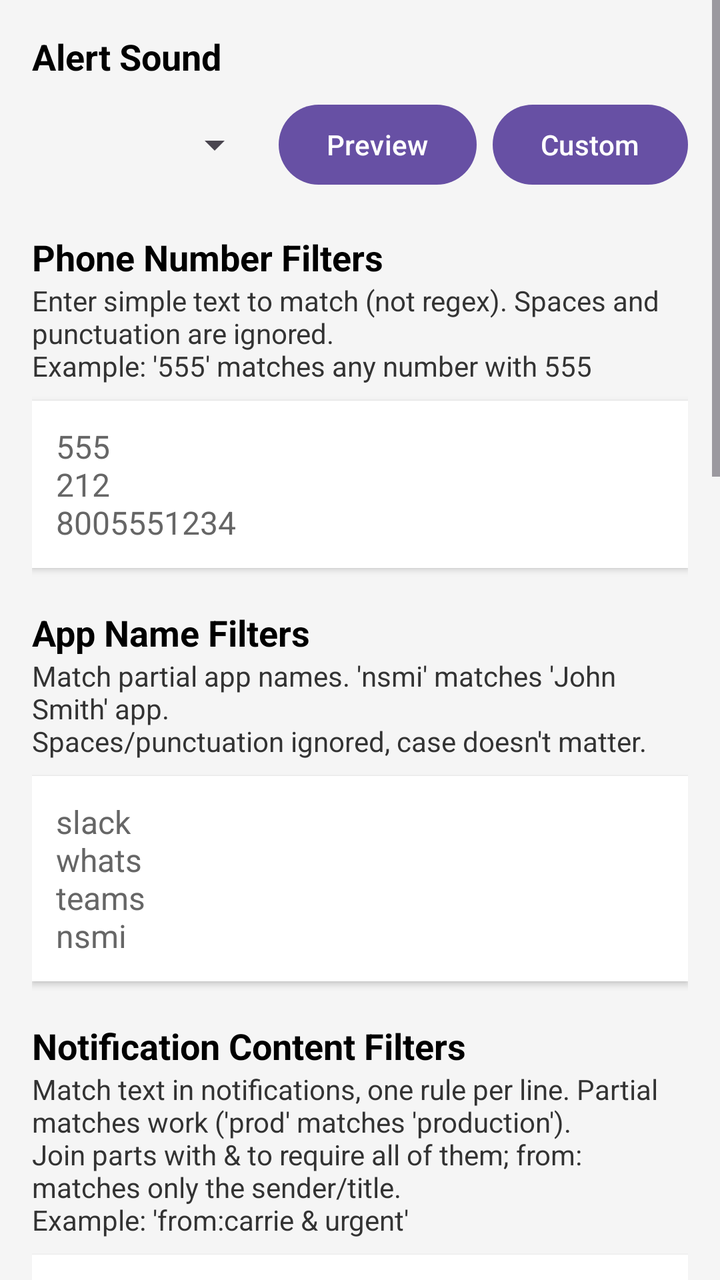
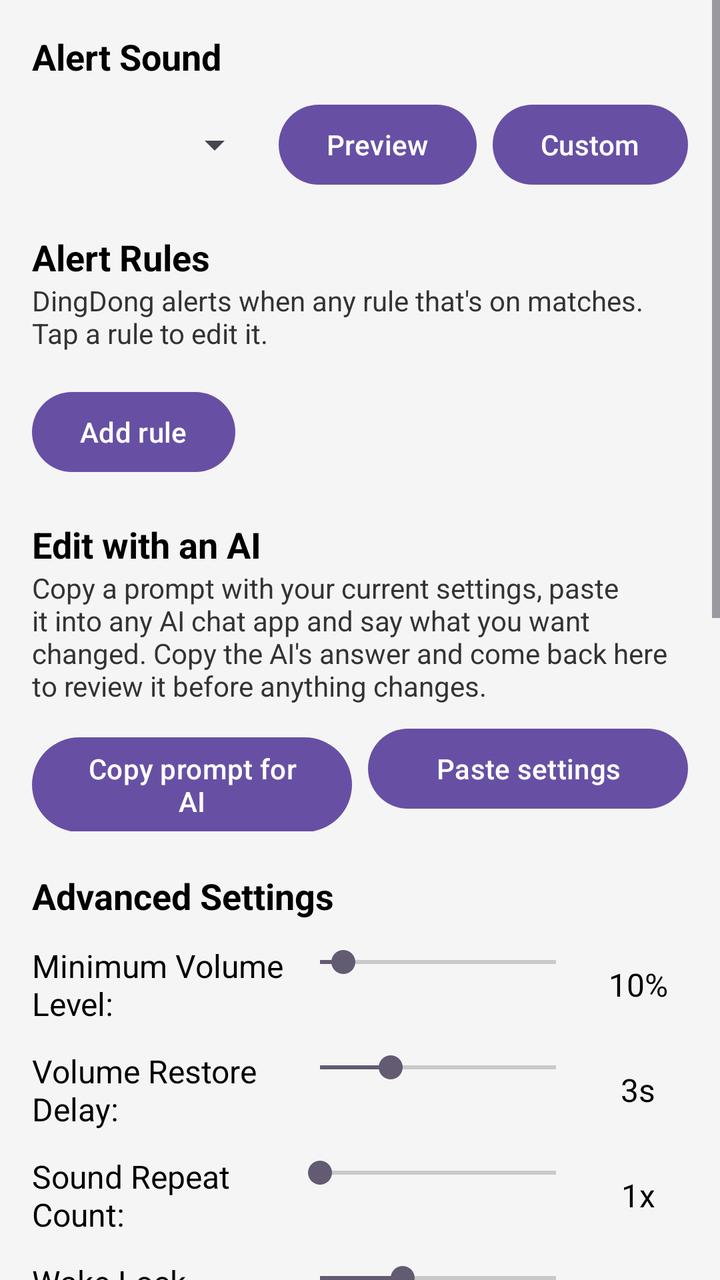

An Android layout rendered at two revisions. The XML below is the earlier revision; the diff shows what the commit changed to produce the second picture.
<!-- AndroidManifest.xml: application theme Theme.DingDong -->
<!-- res/layout/activity_main.xml -->
<?xml version="1.0" encoding="utf-8"?>
<ScrollView xmlns:android="http://schemas.android.com/apk/res/android"
  android:layout_width="match_parent"
  android:layout_height="match_parent"
  android:background="#F5F5F5">

  <LinearLayout
      android:orientation="vertical"
      android:padding="16dp"
      android:layout_width="match_parent"
      android:layout_height="wrap_content">

    <TextView
        android:text="Alert Sound"
        android:layout_width="match_parent"
        android:layout_height="wrap_content"
        android:textStyle="bold"
        android:textSize="18sp"
        android:textColor="#000000" />

    <LinearLayout
        android:orientation="horizontal"
        android:layout_width="match_parent"
        android:layout_height="wrap_content"
        android:layout_marginTop="8dp">

      <Spinner
          android:id="@+id/spinnerSound"
          android:layout_width="0dp"
          android:layout_weight="1"
          android:layout_height="48dp"
          android:textSize="16sp" />

      <Button
          android:id="@+id/btnPreview"
          android:text="Preview"
          android:layout_width="wrap_content"
          android:layout_height="wrap_content"
          android:layout_marginStart="8dp"
          android:textAllCaps="false"
          android:textSize="14sp" />

      <Button
          android:id="@+id/btnCustomSound"
          android:text="Custom"
          android:layout_width="wrap_content"
          android:layout_height="wrap_content"
          android:layout_marginStart="8dp"
          android:textAllCaps="false"
          android:textSize="14sp" />

    </LinearLayout>

    <TextView
        android:text="Phone Number Filters"
        android:layout_width="match_parent"
        android:layout_height="wrap_content"
        android:layout_marginTop="20dp"
        android:textStyle="bold"
        android:textSize="18sp"
        android:textColor="#000000" />

    <TextView
        android:text="Enter simple text to match (not regex). Spaces and punctuation are ignored.\nExample: '555' matches any number with 555"
        android:layout_width="match_parent"
        android:layout_height="wrap_content"
        android:textSize="14sp"
        android:textColor="#333333"
        android:layout_marginBottom="8dp"/>

    <EditText
        android:id="@+id/editPhone"
        android:inputType="textMultiLine"
        android:minLines="3"
        android:layout_width="match_parent"
        android:layout_height="wrap_content"
        android:hint="555\n212\n8005551234"
        android:textColorHint="#666666"
        android:textColor="#000000"
        android:textSize="16sp"
        android:background="#FFFFFF"
        android:padding="12dp"
        android:elevation="2dp" />

    <TextView
        android:text="App Name Filters"
        android:layout_width="match_parent"
        android:layout_height="wrap_content"
        android:layout_marginTop="20dp"
        android:textStyle="bold"
        android:textSize="18sp"
        android:textColor="#000000"/>

    <TextView
        android:text="Match partial app names. 'nsmi' matches 'John Smith' app.\nSpaces/punctuation ignored, case doesn't matter."
        android:layout_width="match_parent"
        android:layout_height="wrap_content"
        android:textSize="14sp"
        android:textColor="#333333"
        android:layout_marginBottom="8dp"/>

    <EditText
        android:id="@+id/editAppNames"
        android:inputType="textMultiLine"
        android:minLines="3"
        android:layout_width="match_parent"
        android:layout_height="wrap_content"
        android:hint="slack\nwhats\nteams\nnsmi"
        android:textColorHint="#666666"
        android:textColor="#000000"
        android:textSize="16sp"
        android:background="#FFFFFF"
        android:padding="12dp"
        android:elevation="2dp" />

    <TextView
        android:text="Notification Content Filters"
        android:layout_width="match_parent"
        android:layout_height="wrap_content"
        android:layout_marginTop="20dp"
        android:textStyle="bold"
        android:textSize="18sp"
        android:textColor="#000000"/>

    <TextView
        android:text="Match text in notifications, one rule per line. Partial matches work ('prod' matches 'production').\nJoin parts with &amp; to require all of them; from: matches only the sender/title.\nExample: 'from:carrie &amp; urgent'"
        android:layout_width="match_parent"
        android:layout_height="wrap_content"
        android:textSize="14sp"
        android:textColor="#333333"
        android:layout_marginBottom="8dp"/>

    <EditText
        android:id="@+id/editNotificationContent"
        android:inputType="textMultiLine"
        android:minLines="3"
        android:layout_width="match_parent"
        android:layout_height="wrap_content"
        android:hint="urgent\nprod\ndown\nemergency\ncritical"
        android:textColorHint="#666666"
        android:textColor="#000000"
        android:textSize="16sp"
        android:background="#FFFFFF"
        android:padding="12dp"
        android:elevation="2dp" />

    <CheckBox
        android:id="@+id/checkRequireBoth"
        android:layout_width="match_parent"
        android:layout_height="wrap_content"
        android:layout_marginTop="12dp"
        android:text="Require BOTH app and content match"
        android:textSize="16sp"
        android:textColor="#000000"
        android:checked="false" />

    <TextView
        android:text="Advanced Settings"
        android:layout_width="match_parent"
        android:layout_height="wrap_content"
        android:layout_marginTop="20dp"
        android:textStyle="bold"
        android:textSize="18sp"
        android:textColor="#000000"/>

    <LinearLayout
        android:orientation="horizontal"
        android:layout_width="match_parent"
        android:layout_height="wrap_content"
        android:layout_marginTop="12dp">

        <TextView
            android:text="Minimum Volume Level:"
            android:layout_width="0dp"
            android:layout_weight="1"
            android:layout_height="wrap_content"
            android:textSize="16sp"
            android:textColor="#000000"
            android:layout_gravity="center_vertical"/>

        <SeekBar
            android:id="@+id/seekMinVolume"
            android:layout_width="150dp"
            android:layout_height="wrap_content"
            android:max="100"
            android:progress="10"/>

        <TextView
            android:id="@+id/textMinVolume"
            android:text="10%"
            android:layout_width="50dp"
            android:layout_height="wrap_content"
            android:textSize="16sp"
            android:textColor="#000000"
            android:gravity="center"
            android:layout_gravity="center_vertical"/>
    </LinearLayout>

    <LinearLayout
        android:orientation="horizontal"
        android:layout_width="match_parent"
        android:layout_height="wrap_content"
        android:layout_marginTop="12dp">

        <TextView
            android:text="Volume Restore Delay:"
            android:layout_width="0dp"
            android:layout_weight="1"
            android:layout_height="wrap_content"
            android:textSize="16sp"
            android:textColor="#000000"
            android:layout_gravity="center_vertical"/>

        <SeekBar
            android:id="@+id/seekVolumeDelay"
            android:layout_width="150dp"
            android:layout_height="wrap_content"
            android:max="10"
            android:progress="3"/>

        <TextView
            android:id="@+id/textVolumeDelay"
            android:text="3s"
            android:layout_width="50dp"
            android:layout_height="wrap_content"
            android:textSize="16sp"
            android:textColor="#000000"
            android:gravity="center"
            android:layout_gravity="center_vertical"/>
    </LinearLayout>

    <LinearLayout
        android:orientation="horizontal"
        android:layout_width="match_parent"
        android:layout_height="wrap_content"
        android:layout_marginTop="12dp">

        <TextView
            android:text="Sound Repeat Count:"
            android:layout_width="0dp"
            android:layout_weight="1"
            android:layout_height="wrap_content"
            android:textSize="16sp"
            android:textColor="#000000"
            android:layout_gravity="center_vertical"/>

        <SeekBar
            android:id="@+id/seekRepeatCount"
            android:layout_width="150dp"
            android:layout_height="wrap_content"
            android:max="5"
            android:progress="1"/>

        <TextView
            android:id="@+id/textRepeatCount"
            android:text="1x"
            android:layout_width="50dp"
            android:layout_height="wrap_content"
            android:textSize="16sp"
            android:textColor="#000000"
            android:gravity="center"
            android:layout_gravity="center_vertical"/>
    </LinearLayout>

    <LinearLayout
        android:orientation="horizontal"
        android:layout_width="match_parent"
        android:layout_height="wrap_content"
        android:layout_marginTop="12dp">

        <TextView
            android:text="Wake Lock Duration:"
            android:layout_width="0dp"
            android:layout_weight="1"
            android:layout_height="wrap_content"
            android:textSize="16sp"
            android:textColor="#000000"
            android:layout_gravity="center_vertical"/>

        <SeekBar
            android:id="@+id/seekWakeDuration"
            android:layout_width="150dp"
            android:layout_height="wrap_content"
            android:max="20"
            android:progress="7"/>

        <TextView
            android:id="@+id/textWakeDuration"
            android:text="7s"
            android:layout_width="50dp"
            android:layout_height="wrap_content"
            android:textSize="16sp"
            android:textColor="#000000"
            android:gravity="center"
            android:layout_gravity="center_vertical"/>
    </LinearLayout>

    <CheckBox
        android:id="@+id/checkVibrate"
        android:layout_width="match_parent"
        android:layout_height="wrap_content"
        android:layout_marginTop="12dp"
        android:text="Vibrate with alert"
        android:textSize="16sp"
        android:textColor="#000000"
        android:checked="true" />

    <CheckBox
        android:id="@+id/checkRestoreVolume"
        android:layout_width="match_parent"
        android:layout_height="wrap_content"
        android:layout_marginTop="8dp"
        android:text="Restore original volume after alert"
        android:textSize="16sp"
        android:textColor="#000000"
        android:checked="true" />

    <TextView
        android:text="Event Logging"
        android:layout_width="match_parent"
        android:layout_height="wrap_content"
        android:layout_marginTop="20dp"
        android:textStyle="bold"
        android:textSize="18sp"
        android:textColor="#000000"/>

    <CheckBox
        android:id="@+id/checkEnableLogging"
        android:layout_width="match_parent"
        android:layout_height="wrap_content"
        android:layout_marginTop="12dp"
        android:text="Enable event logging"
        android:textSize="16sp"
        android:textColor="#000000"
        android:checked="true" />

    <LinearLayout
        android:orientation="horizontal"
        android:layout_width="match_parent"
        android:layout_height="wrap_content"
        android:layout_marginTop="12dp">

        <TextView
            android:text="Log Retention:"
            android:layout_width="0dp"
            android:layout_weight="1"
            android:layout_height="wrap_content"
            android:textSize="16sp"
            android:textColor="#000000"
            android:layout_gravity="center_vertical"/>

        <SeekBar
            android:id="@+id/seekLogRetention"
            android:layout_width="150dp"
            android:layout_height="wrap_content"
            android:max="168"
            android:progress="24"/>

        <TextView
            android:id="@+id/textLogRetention"
            android:text="24h"
            android:layout_width="50dp"
            android:layout_height="wrap_content"
            android:textSize="16sp"
            android:textColor="#000000"
            android:gravity="center"
            android:layout_gravity="center_vertical"/>
    </LinearLayout>

    <Button
        android:id="@+id/btnClearLogs"
        android:text="Clear All Logs Now"
        android:layout_width="match_parent"
        android:layout_height="48dp"
        android:layout_marginTop="12dp"
        android:textAllCaps="false"
        android:textSize="14sp"
        android:backgroundTint="#FF5252"
        android:textColor="#FFFFFF"/>

    <LinearLayout
        android:orientation="horizontal"
        android:layout_width="match_parent"
        android:layout_height="wrap_content"
        android:layout_marginTop="16dp">

        <Button
            android:id="@+id/btnSave"
            android:text="Save All Settings"
            android:layout_width="0dp"
            android:layout_weight="1"
            android:layout_height="56dp"
            android:textAllCaps="false"
            android:textSize="16sp"
            android:backgroundTint="#2196F3"
            android:textColor="#FFFFFF"/>

        <Button
            android:id="@+id/btnViewLog"
            android:text="View Log"
            android:layout_width="wrap_content"
            android:layout_height="56dp"
            android:layout_marginStart="8dp"
            android:textAllCaps="false"
            android:textSize="16sp"
            android:backgroundTint="#757575"
            android:textColor="#FFFFFF"/>

    </LinearLayout>

    <TextView
        android:text="Required Permissions"
        android:layout_width="match_parent"
        android:layout_height="wrap_content"
        android:layout_marginTop="32dp"
        android:textStyle="bold"
        android:textSize="18sp"
        android:textColor="#000000"/>

    <Button
        android:id="@+id/btnNotificationAccess"
        android:text="Grant Notification Access"
        android:layout_width="match_parent"
        android:layout_height="56dp"
        android:layout_marginTop="12dp"
        android:textAllCaps="false"
        android:textSize="16sp"/>

    <Button
        android:id="@+id/btnCallScreeningRole"
        android:text="Grant Phone &amp; Call Log Permissions"
        android:layout_width="match_parent"
        android:layout_height="56dp"
        android:layout_marginTop="8dp"
        android:textAllCaps="false"
        android:textSize="16sp"/>

    <Button
        android:id="@+id/btnPostNotifications"
        android:text="Allow Notifications (Android 13+)"
        android:layout_width="match_parent"
        android:layout_height="56dp"
        android:layout_marginTop="8dp"
        android:textAllCaps="false"
        android:textSize="16sp"/>

  </LinearLayout>
</ScrollView>
<!-- resources referenced by this layout -->
<resources>
  <style name="Theme.DingDong" parent="Theme.Material3.DayNight.NoActionBar">
          <item name="android:spinnerDropDownItemStyle">@style/SpinnerDropDownItem</item>
          <item name="android:spinnerItemStyle">@style/SpinnerItem</item>
      </style>
  <style name="SpinnerDropDownItem" parent="Widget.AppCompat.TextView.SpinnerItem">
          <item name="android:textColor">#000000</item>
          <item name="android:background">#FFFFFF</item>
          <item name="android:padding">16dp</item>
      </style>
  <style name="SpinnerItem" parent="Widget.AppCompat.TextView.SpinnerItem">
          <item name="android:textColor">#000000</item>
          <item name="android:background">#FFFFFF</item>
          <item name="android:padding">12dp</item>
      </style>
</resources>

<!-- the commit's change to res/layout/activity_main.xml (unified diff, before → after) -->
@@ -2,6 +2,7 @@
 <ScrollView xmlns:android="http://schemas.android.com/apk/res/android"
   android:layout_width="match_parent"
   android:layout_height="match_parent"
+  android:fitsSystemWindows="true"
   android:background="#F5F5F5">
 
   <LinearLayout
@@ -52,7 +53,7 @@
     </LinearLayout>
 
     <TextView
-        android:text="Phone Number Filters"
+        android:text="Alert Rules"
         android:layout_width="match_parent"
         android:layout_height="wrap_content"
         android:layout_marginTop="20dp"
@@ -61,98 +62,80 @@
         android:textColor="#000000" />
 
     <TextView
-        android:text="Enter simple text to match (not regex). Spaces and punctuation are ignored.\nExample: '555' matches any number with 555"
+        android:text="DingDong alerts when any rule that's on matches. Tap a rule to edit it."
         android:layout_width="match_parent"
         android:layout_height="wrap_content"
         android:textSize="14sp"
         android:textColor="#333333"
         android:layout_marginBottom="8dp"/>
 
-    <EditText
-        android:id="@+id/editPhone"
-        android:inputType="textMultiLine"
-        android:minLines="3"
-        android:layout_width="match_parent"
-        android:layout_height="wrap_content"
-        android:hint="555\n212\n8005551234"
-        android:textColorHint="#666666"
-        android:textColor="#000000"
-        android:textSize="16sp"
-        android:background="#FFFFFF"
-        android:padding="12dp"
-        android:elevation="2dp" />
-
-    <TextView
-        android:text="App Name Filters"
+    <LinearLayout
+        android:id="@+id/rulesContainer"
+        android:orientation="vertical"
+        android:layout_width="match_parent"
+        android:layout_height="wrap_content" />
+
+    <Button
+        android:id="@+id/btnAddRule"
+        android:text="Add rule"
+        android:layout_width="wrap_content"
+        android:layout_height="wrap_content"
+        android:layout_marginTop="8dp"
+        android:textAllCaps="false"
+        android:textSize="14sp" />
+
+    <TextView
+        android:text="Edit with an AI"
         android:layout_width="match_parent"
         android:layout_height="wrap_content"
         android:layout_marginTop="20dp"
         android:textStyle="bold"
         android:textSize="18sp"
-        android:textColor="#000000"/>
-
-    <TextView
-        android:text="Match partial app names. 'nsmi' matches 'John Smith' app.\nSpaces/punctuation ignored, case doesn't matter."
+        android:textColor="#000000" />
+
+    <TextView
+        android:text="Copy a prompt with your current settings, paste it into any AI chat app and say what you want changed. Copy the AI's answer and come back here to review it before anything changes."
         android:layout_width="match_parent"
         android:layout_height="wrap_content"
         android:textSize="14sp"
         android:textColor="#333333"
         android:layout_marginBottom="8dp"/>
 
-    <EditText
-        android:id="@+id/editAppNames"
-        android:inputType="textMultiLine"
-        android:minLines="3"
-        android:layout_width="match_parent"
-        android:layout_height="wrap_content"
-        android:hint="slack\nwhats\nteams\nnsmi"
-        android:textColorHint="#666666"
-        android:textColor="#000000"
+    <Button
+        android:id="@+id/btnReviewClipboard"
+        android:text="Review proposed settings from clipboard"
+        android:visibility="gone"
+        android:layout_width="match_parent"
+        android:layout_height="wrap_content"
+        android:textAllCaps="false"
         android:textSize="16sp"
-        android:background="#FFFFFF"
-        android:padding="12dp"
-        android:elevation="2dp" />
-
-    <TextView
-        android:text="Notification Content Filters"
-        android:layout_width="match_parent"
-        android:layout_height="wrap_content"
-        android:layout_marginTop="20dp"
-        android:textStyle="bold"
-        android:textSize="18sp"
-        android:textColor="#000000"/>
-
-    <TextView
-        android:text="Match text in notifications, one rule per line. Partial matches work ('prod' matches 'production').\nJoin parts with &amp; to require all of them; from: matches only the sender/title.\nExample: 'from:carrie &amp; urgent'"
-        android:layout_width="match_parent"
-        android:layout_height="wrap_content"
-        android:textSize="14sp"
-        android:textColor="#333333"
-        android:layout_marginBottom="8dp"/>
-
-    <EditText
-        android:id="@+id/editNotificationContent"
-        android:inputType="textMultiLine"
-        android:minLines="3"
-        android:layout_width="match_parent"
-        android:layout_height="wrap_content"
-        android:hint="urgent\nprod\ndown\nemergency\ncritical"
-        android:textColorHint="#666666"
-        android:textColor="#000000"
-        android:textSize="16sp"
-        android:background="#FFFFFF"
-        android:padding="12dp"
-        android:elevation="2dp" />
-
-    <CheckBox
-        android:id="@+id/checkRequireBoth"
-        android:layout_width="match_parent"
-        android:layout_height="wrap_content"
-        android:layout_marginTop="12dp"
-        android:text="Require BOTH app and content match"
-        android:textSize="16sp"
-        android:textColor="#000000"
-        android:checked="false" />
+        android:backgroundTint="#2196F3"
+        android:textColor="#FFFFFF" />
+
+    <LinearLayout
+        android:orientation="horizontal"
+        android:layout_width="match_parent"
+        android:layout_height="wrap_content">
+
+      <Button
+          android:id="@+id/btnCopyPrompt"
+          android:text="Copy prompt for AI"
+          android:layout_width="0dp"
+          android:layout_weight="1"
+          android:layout_height="wrap_content"
+          android:textAllCaps="false"
+          android:textSize="14sp" />
+
+      <Button
+          android:id="@+id/btnPastePolicy"
+          android:text="Paste settings"
+          android:layout_width="0dp"
+          android:layout_weight="1"
+          android:layout_height="wrap_content"
+          android:layout_marginStart="8dp"
+          android:textAllCaps="false"
+          android:textSize="14sp" />
+    </LinearLayout>
 
     <TextView
         android:text="Advanced Settings"
@@ -248,6 +231,7 @@
             android:id="@+id/seekRepeatCount"
             android:layout_width="150dp"
             android:layout_height="wrap_content"
+            android:min="1"
             android:max="5"
             android:progress="1"/>
 
@@ -385,24 +369,13 @@
         android:layout_marginTop="16dp">
 
         <Button
-            android:id="@+id/btnSave"
-            android:text="Save All Settings"
+            android:id="@+id/btnViewLog"
+            android:text="View Log"
             android:layout_width="0dp"
             android:layout_weight="1"
             android:layout_height="56dp"
             android:textAllCaps="false"
             android:textSize="16sp"
-            android:backgroundTint="#2196F3"
-            android:textColor="#FFFFFF"/>
-
-        <Button
-            android:id="@+id/btnViewLog"
-            android:text="View Log"
-            android:layout_width="wrap_content"
-            android:layout_height="56dp"
-            android:layout_marginStart="8dp"
-            android:textAllCaps="false"
-            android:textSize="16sp"
             android:backgroundTint="#757575"
             android:textColor="#FFFFFF"/>
 
